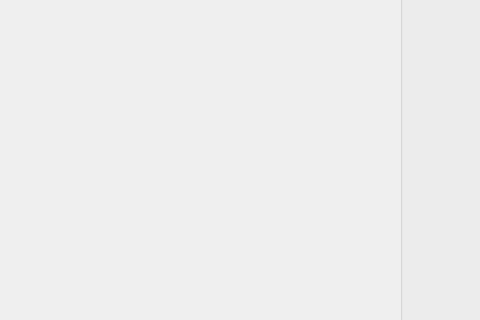
Old version of the form mainwindow.ui in the repository phillserrazina/FinalYearProject; both pictures show x 190 to 670 and y 150 to 470 of the 860 by 653 pixel window.
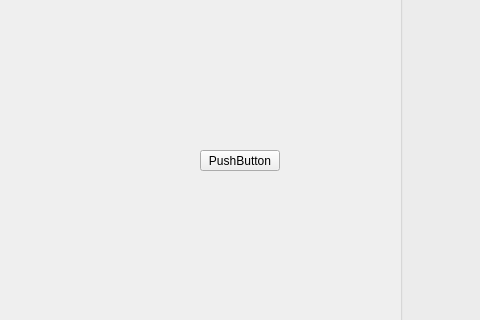
New version of the form.

Commit message: Application Buttons Now Display Icons

Patch:
```diff
--- a/mainwindow.ui
+++ b/mainwindow.ui
@@ -97,6 +97,19 @@
      </property>
     </widget>
    </widget>
+   <widget class="QPushButton" name="pushButton">
+    <property name="geometry">
+     <rect>
+      <x>390</x>
+      <y>300</y>
+      <width>80</width>
+      <height>21</height>
+     </rect>
+    </property>
+    <property name="text">
+     <string>PushButton</string>
+    </property>
+   </widget>
   </widget>
   <widget class="QMenuBar" name="menubar">
    <property name="geometry">
```
The commit also changes 1 other file.
